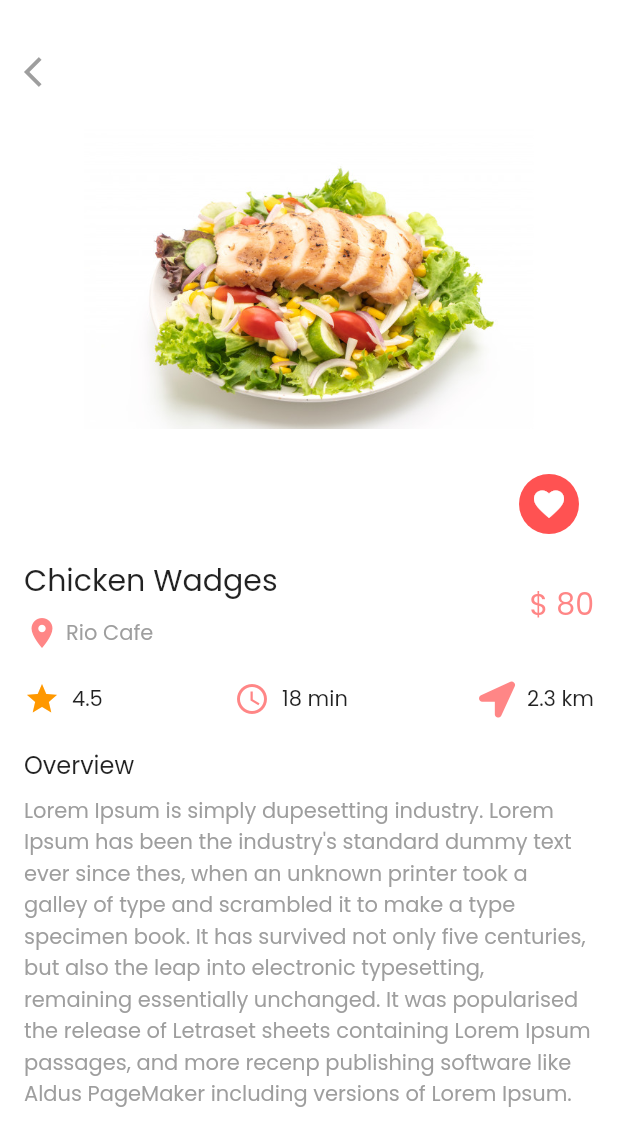
After one commit to sachinmaharjan182/fooddeliveryflutter, a Flutter app: the screen it shows after launch, after a tap on "Chicken Breast", on a phone screen of 412 x 824 dp. The commit adds this screen. Shown: the top 1146 px of the screen. Run offline on Flutter 3.47's test engine with Material 2 defaults, Android fonts, the phone set to English and light mode, and no system bars; our stand-ins replace flutter_rating_bar, font_awesome_flutter, google_fonts.

Commit message:
Food detail page added

```diff
--- /dev/null
+++ b/lib/ui/food_detail.dart
@@ -0,0 +1,148 @@
+import 'package:flutter/material.dart';
+import 'package:flutter_challenge/utils/widget_utils.dart';
+import 'package:flutter_challenge/widgets/custom_text.dart';
+import 'package:font_awesome_flutter/font_awesome_flutter.dart';
+import 'package:google_fonts/google_fonts.dart';
+
+class FoodDetail extends StatelessWidget {
+
+  final colorRed = Colors.redAccent.withOpacity(0.7);
+
+  @override
+  Widget build(BuildContext context) {
+
+
+    return Scaffold(
+      body: SafeArea(
+        child: Container(
+          padding: EdgeInsets.all(16.0),
+          color: Colors.white,
+          child: Column(
+            crossAxisAlignment: CrossAxisAlignment.start,
+            children: <Widget>[
+              buildProductImage(),
+              verticalMargin(16.0),
+              buildProductTitle(),
+              verticalMargin(20.0),
+              Row(
+                mainAxisAlignment: MainAxisAlignment.spaceBetween,
+                children: <Widget>[
+                  CustomText(
+                    prefixIcon: Icons.star,
+                    text: '4.5',
+                    iconColor: Colors.orange,
+                  ),
+                  CustomText(
+                    prefixIcon: Icons.access_time,
+                    text: '18 min',
+                    iconColor: colorRed,
+                  ),
+                  CustomText(
+                    prefixIcon: FontAwesomeIcons.locationArrow,
+                    text: '2.3 km',
+                    iconColor: colorRed,
+                  )
+                ],
+              ),
+              verticalMargin(20.0),
+              Text('Overview',
+              style: GoogleFonts.poppins(
+                textStyle: TextStyle(
+                  fontWeight: FontWeight.w400,
+                  fontSize: 16.0
+                )
+              ),),
+              verticalMargin(8.0),
+              Expanded(
+                child: Text('Lorem Ipsum is simply dupesetting industry. Lorem Ipsum has been the industry\'s standard dummy text ever since thes, when an unknown printer took a galley of type and scrambled it to make a type specimen book. It has survived not only five centuries, but also the leap into electronic typesetting, remaining essentially unchanged. It was popularised the release of Letraset sheets containing Lorem Ipsum passages, and more recenp publishing software like Aldus PageMaker including versions of Lorem Ipsum.',
+                style: GoogleFonts.poppins(
+                  textStyle: TextStyle(
+                    color: Colors.grey,
+                    fontSize: 14.0
+                  )
+                ),),
+              )
+
+            ],
+          ),
+        ),
+      ),
+    );
+  }
+
+  buildProductImage() {
+    return Stack(
+      children: <Widget>[
+        Container(
+          padding: const EdgeInsets.all(8.0),
+          height: 340,
+          child: Center(
+            child: Image.asset('images/salad.jpeg',
+              width: 300,
+              height: 200.0,),
+          ),
+        ),
+        Positioned(
+          top: 20,
+          left: 0,
+          child: Icon(Icons.arrow_back_ios,
+            color: Colors.grey,),
+        ),
+        Positioned(
+          right: 10,
+          bottom: 0,
+          child: CircleAvatar(
+            backgroundColor: Colors.redAccent,
+            child: Icon(
+              Icons.favorite,
+              color: Colors.white,
+              size: 24,
+            ),
+          ),
+        )
+      ],
+    );
+  }
+
+  buildProductTitle() {
+    return Row(
+      mainAxisAlignment: MainAxisAlignment.spaceBetween,
+      children: <Widget>[
+        Column(
+          crossAxisAlignment: CrossAxisAlignment.start,
+          children: <Widget>[
+            Text('Chicken Wadges',
+            style: GoogleFonts.poppins(
+              textStyle: TextStyle(
+                fontSize: 20.0,
+                fontWeight: FontWeight.w400
+              )
+            ),),
+            verticalMargin(8.0),
+            Row(
+              children: <Widget>[
+                Icon(Icons.location_on,
+                  color: colorRed,),
+                horizontalMargin(4.0),
+                Text('Rio Cafe',
+                  style: GoogleFonts.poppins(
+                      textStyle: TextStyle(
+                          color: Colors.grey,
+                          fontSize: 14.0
+                      )
+                  ),)
+              ],
+            )
+          ],
+        ),
+        Text('\$ 80',
+        style: GoogleFonts.poppins(
+          textStyle: TextStyle(
+            color: colorRed,
+            fontSize: 20
+          )
+        ),)
+      ],
+    );
+  }
+}
--- a/lib/ui/home_page.dart
+++ b/lib/ui/home_page.dart
@@ -1,6 +1,7 @@
 import 'package:flutter/material.dart';
 import 'package:flutter_challenge/config/app_constants.dart';
 import 'package:flutter_challenge/models/food_item.dart';
+import 'package:flutter_challenge/ui/food_detail.dart';
 import 'package:flutter_challenge/utils/food_repository.dart';
 import 'package:flutter_challenge/utils/widget_utils.dart';
 import 'package:flutter_rating_bar/flutter_rating_bar.dart';
@@ -219,7 +220,14 @@ class _HomePageState extends State<HomePage> {
                 itemCount: popularItems.length,
                 scrollDirection: Axis.horizontal,
                 itemBuilder: (context,index){
-                  return Stack(
+                  return GestureDetector(
+                    onTap: (){
+                      Navigator.push(context,
+                      MaterialPageRoute(
+                        builder: (context)=> FoodDetail()
+                      ));
+                    },
+                    child: Stack(
                       overflow: Overflow.visible,
                       alignment: Alignment.bottomCenter,
                       children: <Widget>[
@@ -305,6 +313,7 @@ class _HomePageState extends State<HomePage> {
                           ),
                         )
                       ],
+                    ),
                   );
 
             }),
@@ -324,7 +333,14 @@ class _HomePageState extends State<HomePage> {
         scrollDirection: Axis.horizontal,
         itemCount: topItems.length,
           itemBuilder: (context,index){
-            return Container(
+            return GestureDetector(
+              onTap: (){
+                Navigator.push(context,
+                    MaterialPageRoute(
+                        builder: (context)=> FoodDetail()
+                    ));
+              },
+              child: Container(
                 width: 100,
                 margin: EdgeInsets.all(8.0),
                 padding: EdgeInsets.all(2.0),
@@ -354,6 +370,7 @@ class _HomePageState extends State<HomePage> {
                       )
                     ),)
                   ],
+                ),
               ),
             );
           }
--- /dev/null
+++ b/lib/widgets/custom_text.dart
@@ -0,0 +1,29 @@
+import 'package:flutter/cupertino.dart';
+import 'package:flutter_challenge/utils/widget_utils.dart';
+import 'package:google_fonts/google_fonts.dart';
+
+class CustomText extends StatelessWidget {
+  IconData prefixIcon;
+  String text;
+  Color iconColor;
+
+  CustomText({this.prefixIcon,this.text,this.iconColor});
+
+  @override
+  Widget build(BuildContext context) {
+    return Row(
+      children: <Widget>[
+        Icon(prefixIcon,
+          color: iconColor,
+        size: 24.0,),
+        horizontalMargin(8.0),
+        Text(text,
+          style: GoogleFonts.poppins(
+              textStyle: TextStyle(
+                  fontSize: 14.0
+              )
+          ),)
+      ],
+    );
+  }
+}
```
Lines whose indentation alone changed are shown as unchanged.
